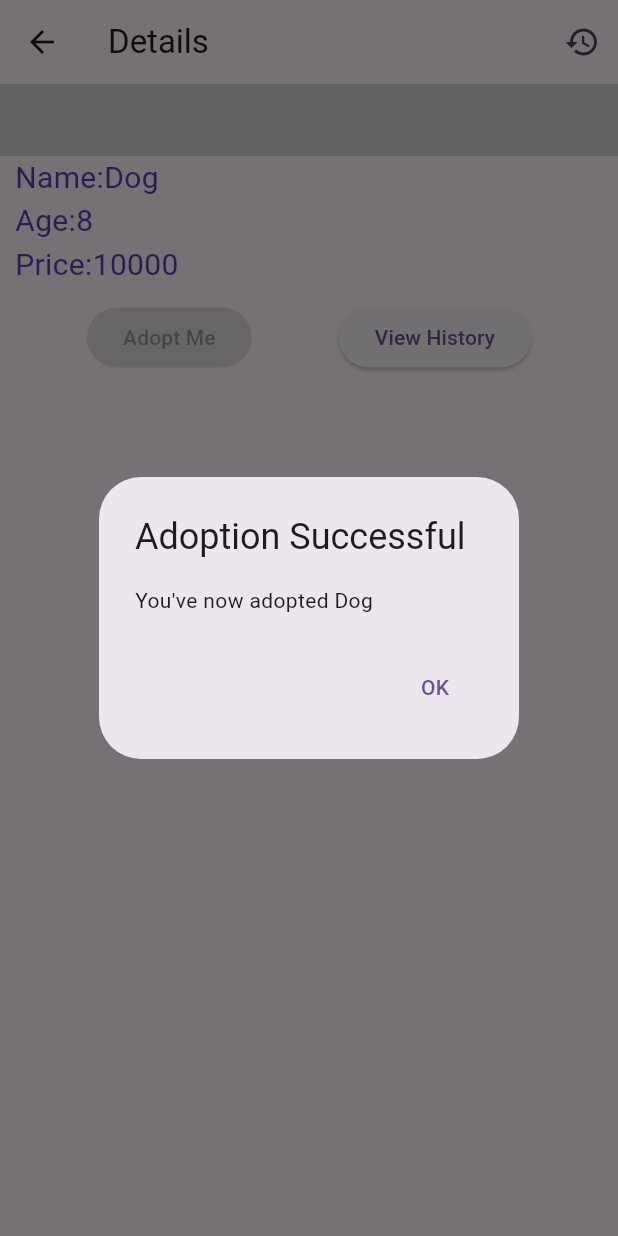
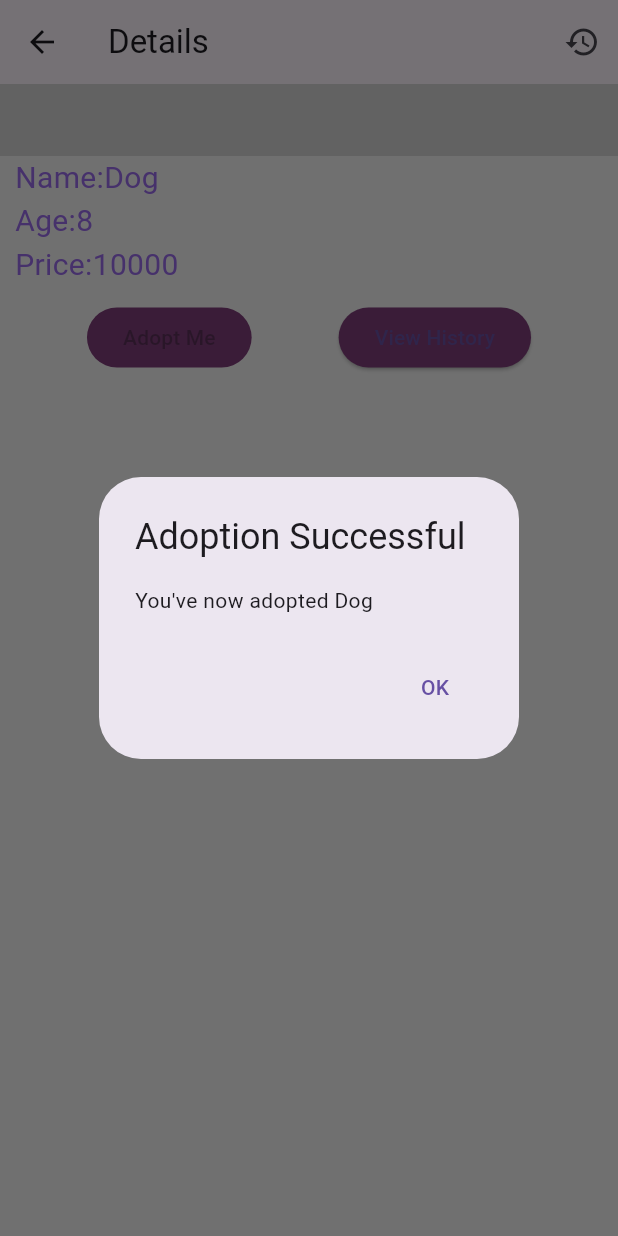
Before and after one commit to ansooman21/pet_adoption, a Flutter app: the Detail_page screen opened directly with sample values from the repository, after a tap on "Adopt Me", on a phone screen of 412 x 824 dp. Run offline on Flutter 3.47's test engine with Material 3 defaults, Android fonts, the phone set to English and light mode, and no system bars; our stand-ins replace shared_preferences; missing offline and left inert: widget_zoom; accounts and stored records are empty; network calls fail.

Commit message:
last_commit

```diff
--- a/pet_adoption/lib/details.dart
+++ b/pet_adoption/lib/details.dart
@@ -47,7 +47,7 @@ class _Detail_pageState extends State<Detail_page> {
               "Name:${widget.selectedPet.name}",
               style: TextStyle(
                 fontSize: 20,
-                color: Color.fromARGB(255, 103, 58, 183),
+                color: Color.fromARGB(255, 153, 106, 234),
               ),
             ),
           ),
@@ -57,7 +57,7 @@ class _Detail_pageState extends State<Detail_page> {
               "Age:${widget.selectedPet.age}",
               style: TextStyle(
                 fontSize: 20,
-                color: Color.fromARGB(255, 103, 58, 183),
+                color: Color.fromARGB(255, 153, 106, 234),
               ),
             ),
           ),
@@ -67,7 +67,7 @@ class _Detail_pageState extends State<Detail_page> {
               "Price:${widget.selectedPet.price}",
               style: TextStyle(
                 fontSize: 20,
-                color: Color.fromARGB(255, 103, 58, 183),
+                color: Color.fromARGB(255, 153, 106, 234),
               ),
             ),
           ),
@@ -77,10 +77,18 @@ class _Detail_pageState extends State<Detail_page> {
               mainAxisAlignment: MainAxisAlignment.spaceEvenly,
               children: [
                 ElevatedButton(
+                  style: ButtonStyle(
+                    backgroundColor: MaterialStateProperty.all(
+                        Color.fromRGBO(126, 60, 122, 1)),
+                  ),
                   onPressed: adopted ? null : () => _adoptPet(context),
                   child: Text("Adopt Me"),
                 ),
                 ElevatedButton(
+                  style: ButtonStyle(
+                    backgroundColor: MaterialStateProperty.all(
+                        Color.fromRGBO(126, 60, 122, 1)),
+                  ),
                   onPressed: _viewHistory,
                   child: Text("View History"),
                 ),
@@ -97,16 +105,12 @@ class _Detail_pageState extends State<Detail_page> {
       adopted = true; // Mark the pet as adopted
     });
 
-    // Show a popup with the adopted message
     _showAdoptionPopup();
 
-    // Mark the pet as "Already Adopted" in the home page list
     widget.selectedPet.adoptionStatus = "Already Adopted";
 
-    // Add the adopted pet to history
     adoptedPetsHistory.add(widget.selectedPet.name);
 
-    // Save the updated history
     _saveAdoptedPetsHistory();
   }
 
--- a/pet_adoption/lib/home.dart
+++ b/pet_adoption/lib/home.dart
@@ -19,7 +19,7 @@ class _Home_pageState extends State<Home_page> {
         title: Text(
           "Welcome to Pet-Shop!",
           style:
-              TextStyle(fontSize: 22, color: Color.fromARGB(255, 113, 4, 132)),
+              TextStyle(fontSize: 22, color: Color.fromARGB(255, 203, 82, 224)),
         ),
       ),
       body: SafeArea(
```
Also changed, not shown: pet_adoption/lib/main.dart (+15 -8 lines).
